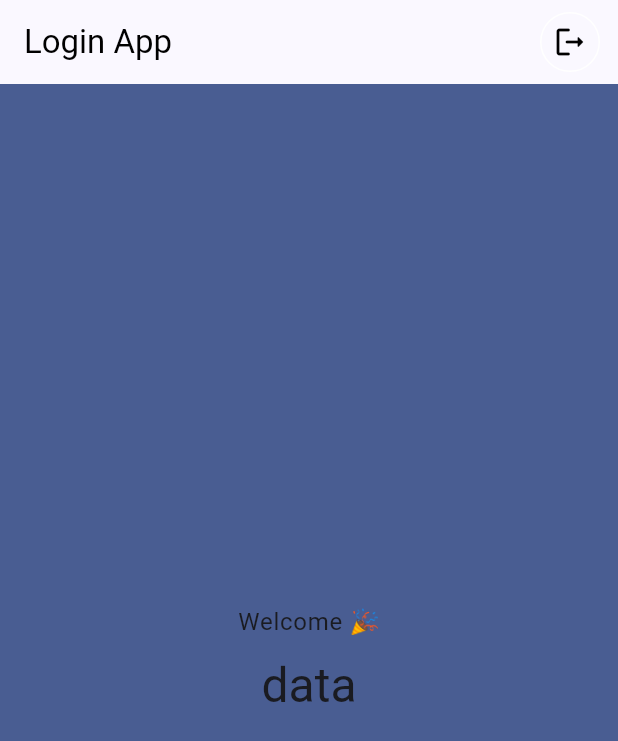
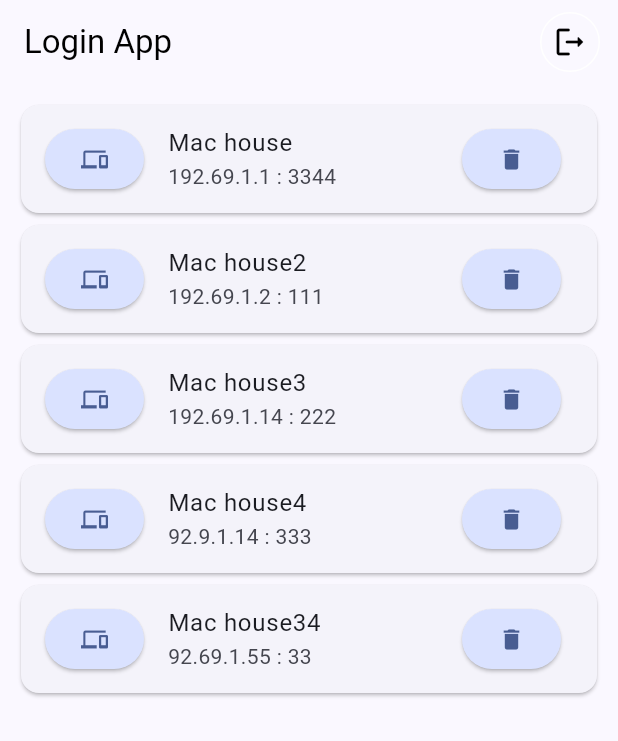
Before and after one commit to salinashf/macro_deck_cliente, a Flutter app: the DeviceList screen opened directly, on a phone screen of 412 x 824 dp. Shown: the top 741 px of the screen. Run offline on Flutter 3.47's test engine with Material 3 defaults, Android fonts, the light colour scheme and no system bars; our stand-ins replace flex_color_scheme, hive, hive_flutter, logger, mask_text_input_formatter; accounts and stored records are empty.

Commit message:
Carga de lista de dispositivos

```diff
--- /dev/null
+++ b/lib/model/saved_devices.dart
@@ -0,0 +1,9 @@
+class SavedDevices {
+  //modal class for Person object
+  String id, idConnection, host, port;
+  SavedDevices(
+      {required this.id,
+      required this.idConnection,
+      required this.host,
+      required this.port});
+}
--- a/lib/widget/screen/device_connect.dart
+++ b/lib/widget/screen/device_connect.dart
@@ -3,7 +3,7 @@ import 'package:flutter/services.dart';
 import 'package:hive_flutter/hive_flutter.dart';
 import 'package:macro_deck_client/util/constants.dart';
 import 'package:macro_deck_client/util/custom_logger.dart';
-import 'package:macro_deck_client/widget/screen/list_connect.dart';
+import 'package:macro_deck_client/widget/screen/device_list.dart';
 import 'package:mask_text_input_formatter/mask_text_input_formatter.dart';
 
 import 'device_register.dart';
@@ -171,7 +171,7 @@ class _DeviceConnectState extends State<DeviceConnect> {
                             context,
                             MaterialPageRoute(
                               builder: (context) {
-                                return const DeviceList();
+                                return const DeviceRegister();
                               },
                             ),
                           );
@@ -187,7 +187,7 @@ class _DeviceConnectState extends State<DeviceConnect> {
                             context,
                             MaterialPageRoute(
                               builder: (context) {
-                                return const DeviceRegister();
+                                return const DeviceList();
                               },
                             ),
                           );
--- a/lib/widget/screen/device_list.dart
+++ b/lib/widget/screen/device_list.dart
@@ -1,10 +1,35 @@
 import 'package:flutter/material.dart';
 import 'package:hive_flutter/hive_flutter.dart';
+import 'package:macro_deck_client/model/saved_devices.dart';
 import 'package:macro_deck_client/widget/screen/device_connect.dart';
 
-class DeviceList extends StatelessWidget {
+class DeviceList extends StatefulWidget {
   const DeviceList({super.key});
   //final Box _boxLogin = Hive.box("login");
+  @override
+  _DeviceList createState() => _DeviceList();
+}
+
+class _DeviceList extends State<DeviceList> {
+  List<SavedDevices> deviceSaves = [];
+
+  @override
+  void initState() {
+    //adding item to list, you can add using json from network
+    deviceSaves.add(SavedDevices(
+        id: "1", idConnection: "Mac house", host: "192.69.1.1", port: "3344"));
+    deviceSaves.add(SavedDevices(
+        id: "2", idConnection: "Mac house2", host: "192.69.1.2", port: "111"));
+    deviceSaves.add(SavedDevices(
+        id: "3", idConnection: "Mac house3", host: "192.69.1.14", port: "222"));
+    deviceSaves.add(SavedDevices(
+        id: "4", idConnection: "Mac house4", host: "92.9.1.14", port: "333"));
+    deviceSaves.add(SavedDevices(
+        id: "5", idConnection: "Mac house34", host: "92.69.1.55", port: "33"));
+
+    super.initState();
+  }
+
   @override
   Widget build(BuildContext context) {
     return Scaffold(
@@ -38,23 +63,42 @@ class DeviceList extends StatelessWidget {
             )
           ],
         ),
-      backgroundColor: Theme.of(context).colorScheme.primary,
-      body: Center(
+        body: SingleChildScrollView(
+          child: Container(
+            padding: const EdgeInsets.all(10),
             child: Column(
-          mainAxisAlignment: MainAxisAlignment.center,
-          children: [
-            Text(
-              "Welcome 🎉",
-              style: Theme.of(context).textTheme.bodyLarge,
+              children: deviceSaves.map((sDeviceOne) {
+                return Card(
+                  child: ListTile(
+                    title: Text(sDeviceOne.idConnection),
+                    subtitle: Text(sDeviceOne.host + " : " + sDeviceOne.port),
+                    leading: ElevatedButton(
+                      style: ElevatedButton.styleFrom(
+                          backgroundColor:
+                              Theme.of(context).colorScheme.primaryContainer),
+                      onPressed: () {},
+                      child: const Icon(Icons.devices),
                     ),
-            const SizedBox(height: 10),
-            Text(
-              'data', //_boxLogin.get("userName"),
-              style: Theme.of(context).textTheme.headlineLarge,
-            ),
-          ],
+                    trailing: ElevatedButton(
+                      style: ElevatedButton.styleFrom(
+                          backgroundColor:
+                              Theme.of(context).colorScheme.primaryContainer),
+                      child: const Icon(Icons.delete),
+                      onPressed: () {
+                        //delete action for this button
+                        deviceSaves.removeWhere((element) {
+                          return element.id == sDeviceOne.id;
+                        }); //go through the loop and match content to delete from list
+                        setState(() {
+                          //refresh UI after deleting element from list
+                        });
+                      },
                     ),
                   ),
                 );
+              }).toList(),
+            ),
+          ),
+        ));
   }
 }
```
Lines whose indentation alone changed are shown as unchanged.
